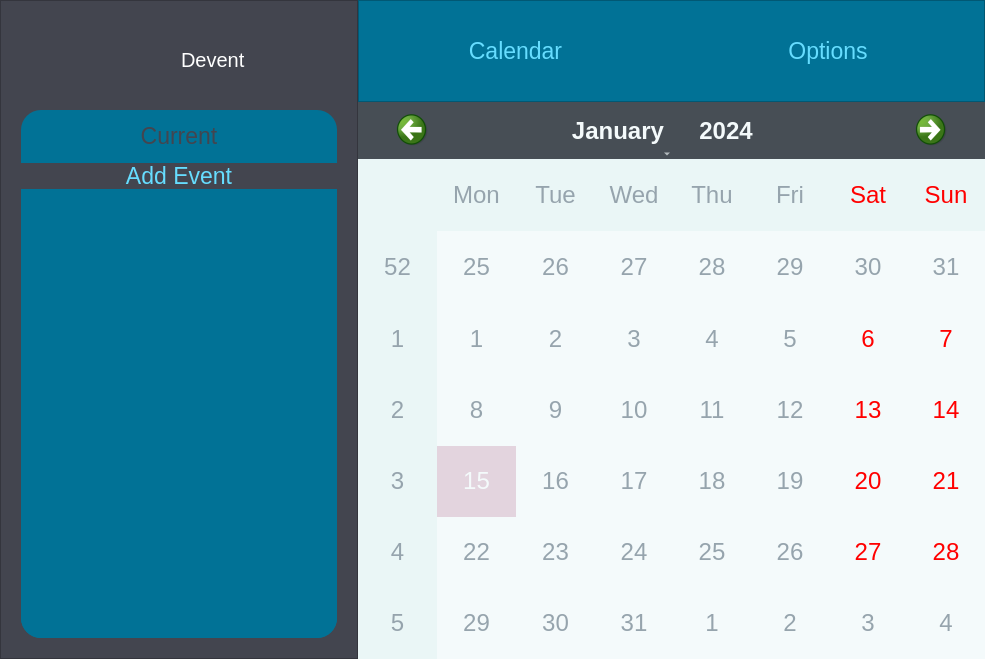
EugeneOros/Devent, file mainwindow.ui: the form before one commit.
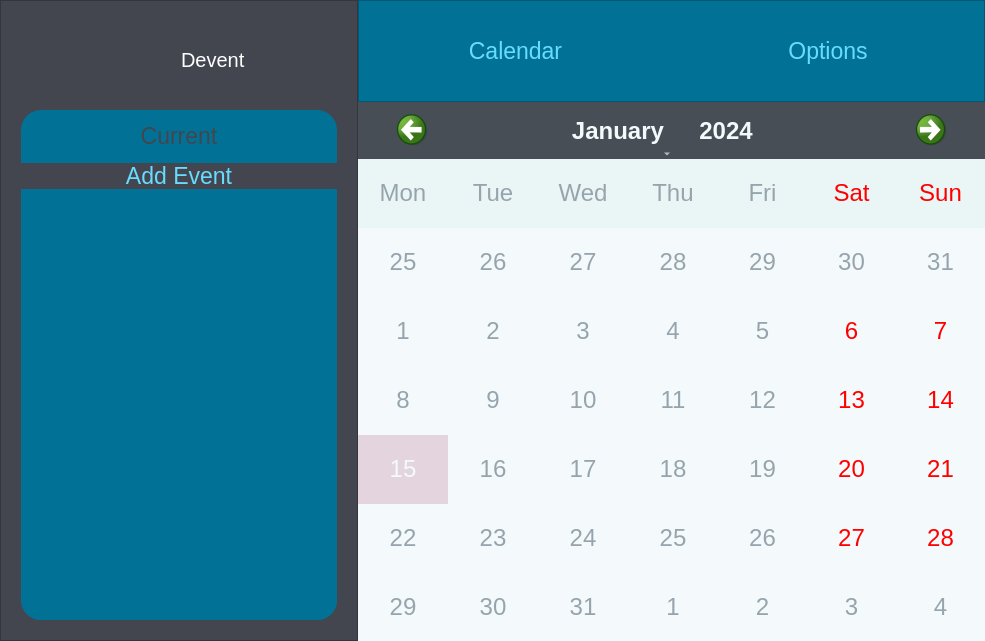
The form after the commit. The open tabs and pages were chosen to show the change. Icons and pictures are not drawn.

```diff
--- a/mainwindow.ui
+++ b/mainwindow.ui
@@ -7,7 +7,7 @@
     <x>0</x>
     <y>0</y>
     <width>985</width>
-    <height>659</height>
+    <height>641</height>
    </rect>
   </property>
   <property name="minimumSize">
@@ -332,7 +332,7 @@
             <x>0</x>
             <y>0</y>
             <width>316</width>
-            <height>441</height>
+            <height>423</height>
            </rect>
           </property>
           <layout class="QVBoxLayout" name="verticalLayout">
@@ -397,7 +397,7 @@
       </layout>
      </widget>
     </item>
-    <item row="1" column="1">
+    <item row="1" column="1" rowspan="4">
      <widget class="QStackedWidget" name="stackedWidget">
       <property name="currentIndex">
        <number>1</number>
@@ -492,6 +492,24 @@
 
 </string>
           </property>
+          <property name="firstDayOfWeek">
+           <enum>Qt::Monday</enum>
+          </property>
+          <property name="gridVisible">
+           <bool>false</bool>
+          </property>
+          <property name="selectionMode">
+           <enum>QCalendarWidget::SingleSelection</enum>
+          </property>
+          <property name="horizontalHeaderFormat">
+           <enum>QCalendarWidget::ShortDayNames</enum>
+          </property>
+          <property name="verticalHeaderFormat">
+           <enum>QCalendarWidget::NoVerticalHeader</enum>
+          </property>
+          <property name="navigationBarVisible">
+           <bool>true</bool>
+          </property>
          </widget>
         </item>
        </layout>
```
Left out of the diff: 2 changed lines with no effect on the pictures.
